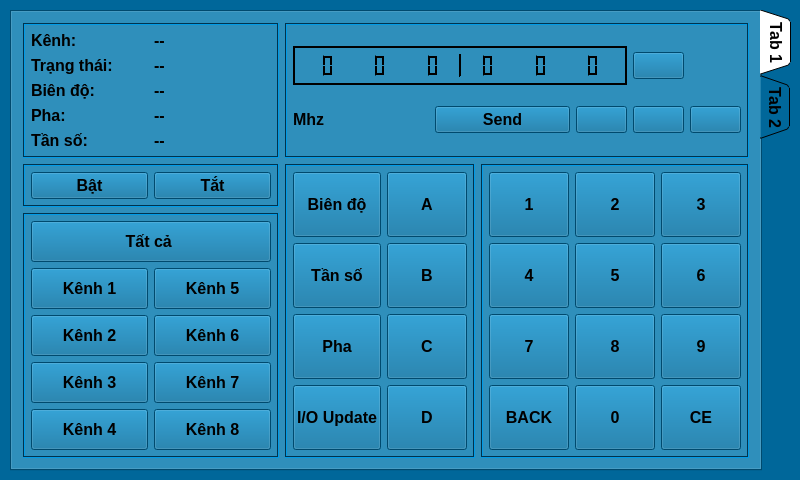
The window that mainwindow.ui (kimphg/rasPi) describes before a commit, drawn with Qt 5.
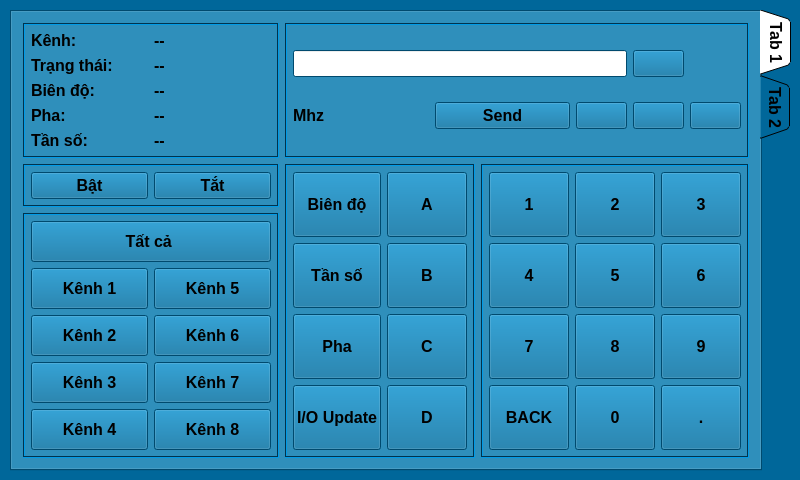
The same window after the commit. Icons and pictures are not drawn.

The edit to the form file:
```diff
--- a/mainwindow.ui
+++ b/mainwindow.ui
@@ -903,24 +903,6 @@
            </property>
           </widget>
          </item>
-         <item row="3" column="2">
-          <widget class="QPushButton" name="pushButton_num_11">
-           <property name="sizePolicy">
-            <sizepolicy hsizetype="Minimum" vsizetype="Expanding">
-             <horstretch>0</horstretch>
-             <verstretch>0</verstretch>
-            </sizepolicy>
-           </property>
-           <property name="font">
-            <font>
-             <pointsize>12</pointsize>
-            </font>
-           </property>
-           <property name="text">
-            <string>CE</string>
-           </property>
-          </widget>
-         </item>
          <item row="2" column="1">
           <widget class="QPushButton" name="pushButton_num_8">
            <property name="sizePolicy">
@@ -1011,6 +993,24 @@
            </property>
           </widget>
          </item>
+         <item row="3" column="2">
+          <widget class="QPushButton" name="pushButton_num_10">
+           <property name="sizePolicy">
+            <sizepolicy hsizetype="Minimum" vsizetype="Expanding">
+             <horstretch>0</horstretch>
+             <verstretch>0</verstretch>
+            </sizepolicy>
+           </property>
+           <property name="font">
+            <font>
+             <pointsize>12</pointsize>
+            </font>
+           </property>
+           <property name="text">
+            <string>.</string>
+           </property>
+          </widget>
+         </item>
         </layout>
        </widget>
       </item>
@@ -1168,534 +1168,7 @@
           </widget>
          </item>
          <item row="0" column="0" colspan="3">
-          <widget class="QFrame" name="">
-           <property name="palette">
-            <palette>
-             <active>
-              <colorrole role="WindowText">
-               <brush brushstyle="SolidPattern">
-                <color alpha="255">
-                 <red>255</red>
-                 <green>255</green>
-                 <blue>255</blue>
-                </color>
-               </brush>
-              </colorrole>
-              <colorrole role="Button">
-               <brush brushstyle="SolidPattern">
-                <color alpha="255">
-                 <red>0</red>
-                 <green>0</green>
-                 <blue>0</blue>
-                </color>
-               </brush>
-              </colorrole>
-              <colorrole role="Light">
-               <brush brushstyle="SolidPattern">
-                <color alpha="255">
-                 <red>0</red>
-                 <green>0</green>
-                 <blue>0</blue>
-                </color>
-               </brush>
-              </colorrole>
-              <colorrole role="Midlight">
-               <brush brushstyle="SolidPattern">
-                <color alpha="255">
-                 <red>0</red>
-                 <green>0</green>
-                 <blue>0</blue>
-                </color>
-               </brush>
-              </colorrole>
-              <colorrole role="Dark">
-               <brush brushstyle="SolidPattern">
-                <color alpha="255">
-                 <red>0</red>
-                 <green>0</green>
-                 <blue>0</blue>
-                </color>
-               </brush>
-              </colorrole>
-              <colorrole role="Mid">
-               <brush brushstyle="SolidPattern">
-                <color alpha="255">
-                 <red>0</red>
-                 <green>0</green>
-                 <blue>0</blue>
-                </color>
-               </brush>
-              </colorrole>
-              <colorrole role="Text">
-               <brush brushstyle="SolidPattern">
-                <color alpha="255">
-                 <red>255</red>
-                 <green>255</green>
-                 <blue>255</blue>
-                </color>
-               </brush>
-              </colorrole>
-              <colorrole role="BrightText">
-               <brush brushstyle="SolidPattern">
-                <color alpha="255">
-                 <red>255</red>
-                 <green>255</green>
-                 <blue>255</blue>
-                </color>
-               </brush>
-              </colorrole>
-              <colorrole role="ButtonText">
-               <brush brushstyle="SolidPattern">
-                <color alpha="255">
-                 <red>255</red>
-                 <green>255</green>
-                 <blue>255</blue>
-                </color>
-               </brush>
-              </colorrole>
-              <colorrole role="Base">
-               <brush brushstyle="SolidPattern">
-                <color alpha="255">
-                 <red>0</red>
-                 <green>0</green>
-                 <blue>0</blue>
-                </color>
-               </brush>
-              </colorrole>
-              <colorrole role="Window">
-               <brush brushstyle="SolidPattern">
-                <color alpha="255">
-                 <red>0</red>
-                 <green>0</green>
-                 <blue>0</blue>
-                </color>
-               </brush>
-              </colorrole>
-              <colorrole role="Shadow">
-               <brush brushstyle="SolidPattern">
-                <color alpha="255">
-                 <red>0</red>
-                 <green>0</green>
-                 <blue>0</blue>
-                </color>
-               </brush>
-              </colorrole>
-              <colorrole role="AlternateBase">
-               <brush brushstyle="SolidPattern">
-                <color alpha="255">
-                 <red>0</red>
-                 <green>0</green>
-                 <blue>0</blue>
-                </color>
-               </brush>
-              </colorrole>
-              <colorrole role="ToolTipBase">
-               <brush brushstyle="SolidPattern">
-                <color alpha="255">
-                 <red>255</red>
-                 <green>255</green>
-                 <blue>220</blue>
-                </color>
-               </brush>
-              </colorrole>
-              <colorrole role="ToolTipText">
-               <brush brushstyle="SolidPattern">
-                <color alpha="255">
-                 <red>0</red>
-                 <green>0</green>
-                 <blue>0</blue>
-                </color>
-               </brush>
-              </colorrole>
-             </active>
-             <inactive>
-              <colorrole role="WindowText">
-               <brush brushstyle="SolidPattern">
-                <color alpha="255">
-                 <red>255</red>
-                 <green>255</green>
-                 <blue>255</blue>
-                </color>
-               </brush>
-              </colorrole>
-              <colorrole role="Button">
-               <brush brushstyle="SolidPattern">
-                <color alpha="255">
-                 <red>0</red>
-                 <green>0</green>
-                 <blue>0</blue>
-                </color>
-               </brush>
-              </colorrole>
-              <colorrole role="Light">
-               <brush brushstyle="SolidPattern">
-                <color alpha="255">
-                 <red>0</red>
-                 <green>0</green>
-                 <blue>0</blue>
-                </color>
-               </brush>
-              </colorrole>
-              <colorrole role="Midlight">
-               <brush brushstyle="SolidPattern">
-                <color alpha="255">
-                 <red>0</red>
-                 <green>0</green>
-                 <blue>0</blue>
-                </color>
-               </brush>
-              </colorrole>
-              <colorrole role="Dark">
-               <brush brushstyle="SolidPattern">
-                <color alpha="255">
-                 <red>0</red>
-                 <green>0</green>
-                 <blue>0</blue>
-                </color>
-               </brush>
-              </colorrole>
-              <colorrole role="Mid">
-               <brush brushstyle="SolidPattern">
-                <color alpha="255">
-                 <red>0</red>
-                 <green>0</green>
-                 <blue>0</blue>
-                </color>
-               </brush>
-              </colorrole>
-              <colorrole role="Text">
-               <brush brushstyle="SolidPattern">
-                <color alpha="255">
-                 <red>255</red>
-                 <green>255</green>
-                 <blue>255</blue>
-                </color>
-               </brush>
-              </colorrole>
-              <colorrole role="BrightText">
-               <brush brushstyle="SolidPattern">
-                <color alpha="255">
-                 <red>255</red>
-                 <green>255</green>
-                 <blue>255</blue>
-                </color>
-               </brush>
-              </colorrole>
-              <colorrole role="ButtonText">
-               <brush brushstyle="SolidPattern">
-                <color alpha="255">
-                 <red>255</red>
-                 <green>255</green>
-                 <blue>255</blue>
-                </color>
-               </brush>
-              </colorrole>
-              <colorrole role="Base">
-               <brush brushstyle="SolidPattern">
-                <color alpha="255">
-                 <red>0</red>
-                 <green>0</green>
-                 <blue>0</blue>
-                </color>
-               </brush>
-              </colorrole>
-              <colorrole role="Window">
-               <brush brushstyle="SolidPattern">
-                <color alpha="255">
-                 <red>0</red>
-                 <green>0</green>
-                 <blue>0</blue>
-                </color>
-               </brush>
-              </colorrole>
-              <colorrole role="Shadow">
-               <brush brushstyle="SolidPattern">
-                <color alpha="255">
-                 <red>0</red>
-                 <green>0</green>
-                 <blue>0</blue>
-                </color>
-               </brush>
-              </colorrole>
-              <colorrole role="AlternateBase">
-               <brush brushstyle="SolidPattern">
-                <color alpha="255">
-                 <red>0</red>
-                 <green>0</green>
-                 <blue>0</blue>
-                </color>
-               </brush>
-              </colorrole>
-              <colorrole role="ToolTipBase">
-               <brush brushstyle="SolidPattern">
-                <color alpha="255">
-                 <red>255</red>
-                 <green>255</green>
-                 <blue>220</blue>
-                </color>
-               </brush>
-              </colorrole>
-              <colorrole role="ToolTipText">
-               <brush brushstyle="SolidPattern">
-                <color alpha="255">
-                 <red>0</red>
-                 <green>0</green>
-                 <blue>0</blue>
-                </color>
-               </brush>
-              </colorrole>
-             </inactive>
-             <disabled>
-              <colorrole role="WindowText">
-               <brush brushstyle="SolidPattern">
-                <color alpha="255">
-                 <red>0</red>
-                 <green>0</green>
-                 <blue>0</blue>
-                </color>
-               </brush>
-              </colorrole>
-              <colorrole role="Button">
-               <brush brushstyle="SolidPattern">
-                <color alpha="255">
-                 <red>0</red>
-                 <green>0</green>
-                 <blue>0</blue>
-                </color>
-               </brush>
-              </colorrole>
-              <colorrole role="Light">
-               <brush brushstyle="SolidPattern">
-                <color alpha="255">
-                 <red>0</red>
-                 <green>0</green>
-                 <blue>0</blue>
-                </color>
-               </brush>
-              </colorrole>
-              <colorrole role="Midlight">
-               <brush brushstyle="SolidPattern">
-                <color alpha="255">
-                 <red>0</red>
-                 <green>0</green>
-                 <blue>0</blue>
-                </color>
-               </brush>
-              </colorrole>
-              <colorrole role="Dark">
-               <brush brushstyle="SolidPattern">
-                <color alpha="255">
-                 <red>0</red>
-                 <green>0</green>
-                 <blue>0</blue>
-                </color>
-               </brush>
-              </colorrole>
-              <colorrole role="Mid">
-               <brush brushstyle="SolidPattern">
-                <color alpha="255">
-                 <red>0</red>
-                 <green>0</green>
-                 <blue>0</blue>
-                </color>
-               </brush>
-              </colorrole>
-              <colorrole role="Text">
-               <brush brushstyle="SolidPattern">
-                <color alpha="255">
-                 <red>0</red>
-                 <green>0</green>
-                 <blue>0</blue>
-                </color>
-               </brush>
-              </colorrole>
-              <colorrole role="BrightText">
-               <brush brushstyle="SolidPattern">
-                <color alpha="255">
-                 <red>255</red>
-                 <green>255</green>
-                 <blue>255</blue>
-                </color>
-               </brush>
-              </colorrole>
-              <colorrole role="ButtonText">
-               <brush brushstyle="SolidPattern">
-                <color alpha="255">
-                 <red>0</red>
-                 <green>0</green>
-                 <blue>0</blue>
-                </color>
-               </brush>
-              </colorrole>
-              <colorrole role="Base">
-               <brush brushstyle="SolidPattern">
-                <color alpha="255">
-                 <red>0</red>
-                 <green>0</green>
-                 <blue>0</blue>
-                </color>
-               </brush>
-              </colorrole>
-              <colorrole role="Window">
-               <brush brushstyle="SolidPattern">
-                <color alpha="255">
-                 <red>0</red>
-                 <green>0</green>
-                 <blue>0</blue>
-                </color>
-               </brush>
-              </colorrole>
-              <colorrole role="Shadow">
-               <brush brushstyle="SolidPattern">
-                <color alpha="255">
-                 <red>0</red>
-                 <green>0</green>
-                 <blue>0</blue>
-                </color>
-               </brush>
-              </colorrole>
-              <colorrole role="AlternateBase">
-               <brush brushstyle="SolidPattern">
-                <color alpha="255">
-                 <red>0</red>
-                 <green>0</green>
-                 <blue>0</blue>
-                </color>
-               </brush>
-              </colorrole>
-              <colorrole role="ToolTipBase">
-               <brush brushstyle="SolidPattern">
-                <color alpha="255">
-                 <red>255</red>
-                 <green>255</green>
-                 <blue>220</blue>
-                </color>
-               </brush>
-              </colorrole>
-              <colorrole role="ToolTipText">
-               <brush brushstyle="SolidPattern">
-                <color alpha="255">
-                 <red>0</red>
-                 <green>0</green>
-                 <blue>0</blue>
-                </color>
-               </brush>
-              </colorrole>
-             </disabled>
-            </palette>
-           </property>
-           <property name="frameShape">
-            <enum>QFrame::Box</enum>
-           </property>
-           <property name="frameShadow">
-            <enum>QFrame::Sunken</enum>
-           </property>
-           <layout class="QHBoxLayout" name="horizontalLayout">
-            <property name="spacing">
-             <number>0</number>
-            </property>
-            <property name="leftMargin">
-             <number>6</number>
-            </property>
-            <property name="topMargin">
-             <number>6</number>
-            </property>
-            <property name="rightMargin">
-             <number>6</number>
-            </property>
-            <property name="bottomMargin">
-             <number>6</number>
-            </property>
-            <item>
-             <widget class="QLCDNumber" name="lcdNumber">
-              <property name="frameShape">
-               <enum>QFrame::NoFrame</enum>
-              </property>
-              <property name="lineWidth">
-               <number>0</number>
-              </property>
-              <property name="digitCount">
-               <number>1</number>
-              </property>
-             </widget>
-            </item>
-            <item>
-             <widget class="QLCDNumber" name="lcdNumber_6">
-              <property name="frameShape">
-               <enum>QFrame::NoFrame</enum>
-              </property>
-              <property name="lineWidth">
-               <number>0</number>
-              </property>
-              <property name="digitCount">
-               <number>1</number>
-              </property>
-             </widget>
-            </item>
-            <item>
-             <widget class="QLCDNumber" name="lcdNumber_5">
-              <property name="frameShape">
-               <enum>QFrame::NoFrame</enum>
-              </property>
-              <property name="lineWidth">
-               <number>0</number>
-              </property>
-              <property name="smallDecimalPoint">
-               <bool>false</bool>
-              </property>
-              <property name="digitCount">
-               <number>1</number>
-              </property>
-             </widget>
-            </item>
-            <item>
-             <widget class="Line" name="line">
-              <property name="orientation">
-               <enum>Qt::Vertical</enum>
-              </property>
-             </widget>
-            </item>
-            <item>
-             <widget class="QLCDNumber" name="lcdNumber_4">
-              <property name="frameShape">
-               <enum>QFrame::NoFrame</enum>
-              </property>
-              <property name="lineWidth">
-               <number>0</number>
-              </property>
-              <property name="digitCount">
-               <number>1</number>
-              </property>
-             </widget>
-            </item>
-            <item>
-             <widget class="QLCDNumber" name="lcdNumber_2">
-              <property name="frameShape">
-               <enum>QFrame::NoFrame</enum>
-              </property>
-              <property name="lineWidth">
-               <number>0</number>
-              </property>
-              <property name="digitCount">
-               <number>1</number>
-              </property>
-             </widget>
-            </item>
-            <item>
-             <widget class="QLCDNumber" name="lcdNumber_3">
-              <property name="frameShape">
-               <enum>QFrame::NoFrame</enum>
-              </property>
-              <property name="lineWidth">
-               <number>0</number>
-              </property>
-              <property name="digitCount">
-               <number>1</number>
-              </property>
-             </widget>
-            </item>
-           </layout>
-          </widget>
+          <widget class="QLineEdit" name="lineEdit"/>
          </item>
         </layout>
        </widget>
```
